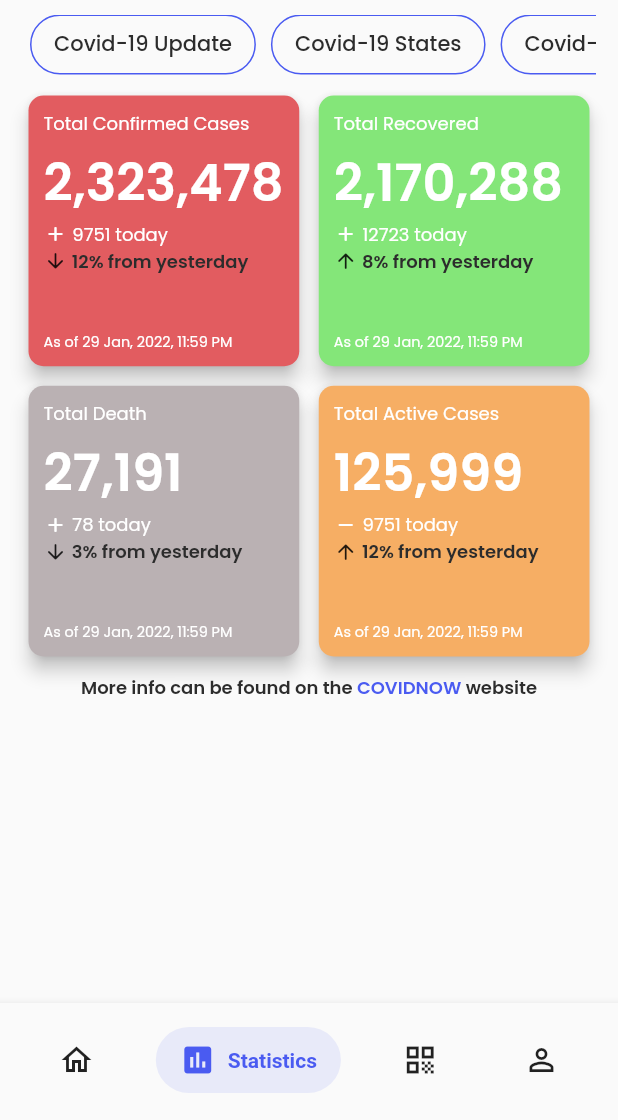
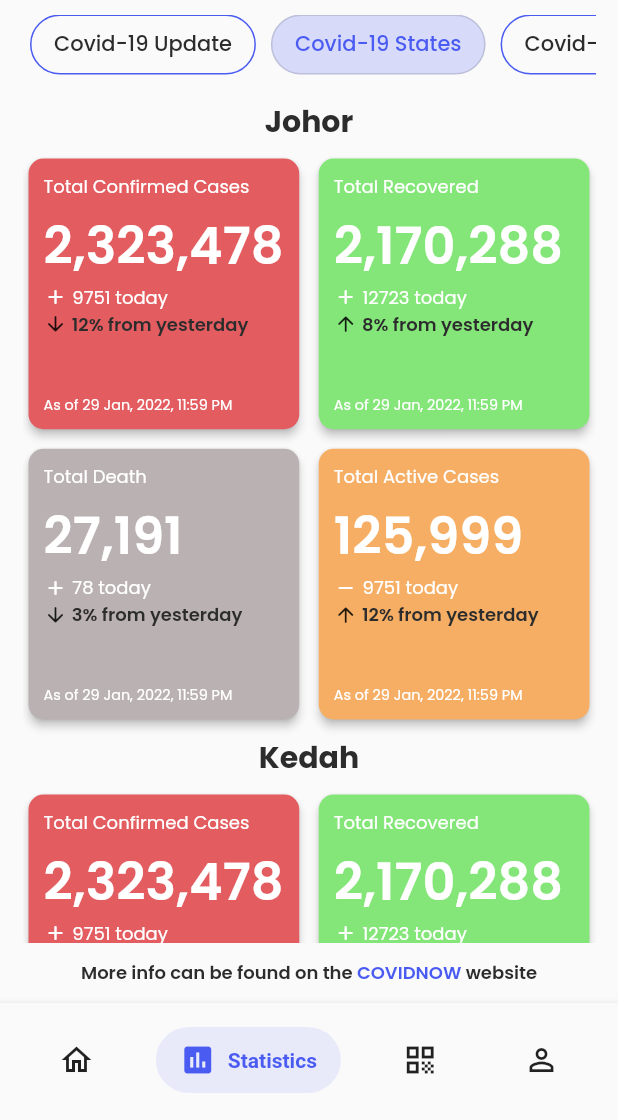
Before and after one commit to saifymatteo/MySejahtera-Plus, a Flutter app: the screen it shows after launch, item 2 of the bottom bar chosen, after a tap on "Covid-19 States", on a phone screen of 412 x 824 dp, the part 116-1236 px from its top. Run offline on Flutter 3.47's test engine with Material 2 defaults, Android fonts, the phone set to English and light mode, and no system bars; drawn by our look-alikes of salomon_bottom_bar; our stand-ins replace dropdown_button2, google_fonts, qr_flutter, responsive_framework; missing offline and left inert: mobile_scanner.

Commit message:
edit bunch of stuff

```diff
--- a/lib/components/button_outline.dart
+++ b/lib/components/button_outline.dart
@@ -5,22 +5,32 @@ class ButtonOutline extends StatelessWidget {
   const ButtonOutline({
     Key? key,
     required this.text,
+    this.isSelected = false,
+    this.onPressed,
   }) : super(key: key);
 
   final String text;
+  final bool isSelected;
+  final void Function()? onPressed;
 
   @override
   Widget build(BuildContext context) {
     return Padding(
       padding: const EdgeInsets.only(left: 5, right: 5),
       child: OutlinedButton(
-        onPressed: () {},
+        onPressed: onPressed,
         child: Text(text),
         style: ButtonStyle(
-          foregroundColor: MaterialStateProperty.all(kDarkGreyColor),
-          side: MaterialStateProperty.all(
-            BorderSide(color: kPrimarySwatch),
-          ),
+          foregroundColor:
+              isSelected ? null : MaterialStateProperty.all(kDarkGreyColor),
+          side: isSelected
+              ? null
+              : MaterialStateProperty.all(
+                  BorderSide(color: kPrimarySwatch),
+                ),
+          backgroundColor: isSelected
+              ? MaterialStateProperty.all(kPrimarySwatch.withOpacity(0.2))
+              : null,
           shape: MaterialStateProperty.all(
             RoundedRectangleBorder(
               borderRadius: BorderRadius.circular(40),
--- a/lib/components/card_statistics.dart
+++ b/lib/components/card_statistics.dart
@@ -28,7 +28,7 @@ class CardStatistics extends StatelessWidget {
   @override
   Widget build(BuildContext context) {
     return Card(
-      elevation: 5,
+      elevation: 2.5,
       color: cardColor,
       shape: RoundedRectangleBorder(
         borderRadius: BorderRadius.circular(10),
--- a/lib/components/card_tools_and_services.dart
+++ b/lib/components/card_tools_and_services.dart
@@ -16,7 +16,7 @@ class CardToolsAndServices extends StatelessWidget {
   @override
   Widget build(BuildContext context) {
     return Card(
-      elevation: 5,
+      elevation: 2,
       shape: RoundedRectangleBorder(borderRadius: BorderRadius.circular(10)),
       child: InkWell(
         onTap: onTap,
--- a/lib/screens/home_screen.dart
+++ b/lib/screens/home_screen.dart
@@ -1,11 +1,13 @@
 import 'package:flutter/material.dart';
 import 'package:google_fonts/google_fonts.dart';
 import 'package:intl/intl.dart';
+import 'package:mysejahtera_plus/components/bottom_sheet_tools_and_services.dart';
 import 'package:mysejahtera_plus/helper/constant.dart';
 import 'package:mysejahtera_plus/components/text_title.dart';
 
 import '../components/button_card_activity_feed.dart';
 import '../components/card_tools_and_services.dart';
+import '../components/text_sub_title.dart';
 
 class HomeScreen extends StatelessWidget {
   HomeScreen({Key? key}) : super(key: key);
@@ -36,16 +38,11 @@ class HomeScreen extends StatelessWidget {
           Row(
             mainAxisAlignment: MainAxisAlignment.spaceBetween,
             children: [
-              Text(
-                'Tools and Services',
-                style: GoogleFonts.poppins(
-                  textStyle: Theme.of(context).textTheme.titleLarge,
-                  color: kDarkGreyColor,
-                  fontWeight: FontWeight.w700,
-                ),
-              ),
+              const TextSubTitle(title: 'Tools and Services'),
               TextButton(
-                onPressed: () {},
+                onPressed: () {
+                  toolsAndServicesBottomSheet(context);
+                },
                 child: Text(
                   'Show all',
                   style: GoogleFonts.poppins(
@@ -59,11 +56,11 @@ class HomeScreen extends StatelessWidget {
           SizedBox(
             height: 210,
             child: GridView.count(
-              crossAxisCount: 3,
+              crossAxisCount: 2,
               mainAxisSpacing: 5,
               crossAxisSpacing: 5,
-              childAspectRatio: 5 / 4,
-              physics: const NeverScrollableScrollPhysics(),
+              childAspectRatio: 5 / 5.9,
+              scrollDirection: Axis.horizontal,
               children: [
                 CardToolsAndServices(
                   text: 'Covid-19\nSelf Test',
@@ -89,19 +86,44 @@ class HomeScreen extends StatelessWidget {
                   text: 'Manage\nDependents',
                   onTap: () {},
                 ),
+                CardToolsAndServices(
+                  text: 'Covid-19\nRisk Status',
+                  onTap: () {},
+                ),
+                CardToolsAndServices(
+                  text: 'Behavioural\nRisk',
+                  onTap: () {},
+                ),
+                CardToolsAndServices(
+                  text: 'Digital\nHealthcare',
+                  onTap: () {},
+                ),
+                CardToolsAndServices(
+                  text: 'From\nTravelling',
+                  onTap: () {},
+                ),
+                CardToolsAndServices(
+                  text: 'Additional\nResources',
+                  onTap: () {},
+                ),
+                CardToolsAndServices(
+                  text: 'SOP\nGuideline',
+                  onTap: () {},
+                ),
+                CardToolsAndServices(
+                  text: 'Helpdesk\nCentre',
+                  onTap: () {},
+                ),
+                CardToolsAndServices(
+                  text: 'Frequently\nAsk Question',
+                  onTap: () {},
+                ),
               ],
             ),
           ),
-          Padding(
-            padding: const EdgeInsets.only(top: 10, bottom: 10),
-            child: Text(
-              'Covid-19 Latest News',
-              style: GoogleFonts.poppins(
-                textStyle: Theme.of(context).textTheme.titleLarge,
-                color: kDarkGreyColor,
-                fontWeight: FontWeight.w700,
-              ),
-            ),
+          const Padding(
+            padding: EdgeInsets.only(top: 10, bottom: 10),
+            child: TextSubTitle(title: 'Covid-19 Latest News'),
           ),
           Expanded(
             child: ListView(
--- a/lib/screens/statistic_screen.dart
+++ b/lib/screens/statistic_screen.dart
@@ -1,18 +1,30 @@
 import 'package:flutter/gestures.dart';
 import 'package:flutter/material.dart';
 import 'package:google_fonts/google_fonts.dart';
+import 'package:mysejahtera_plus/components/statistics_global.dart';
+import 'package:mysejahtera_plus/components/statistics_states.dart';
 import 'package:mysejahtera_plus/helper/constant.dart';
 import 'package:intl/intl.dart';
 
 import '../components/button_outline.dart';
-import '../components/card_statistics.dart';
+import '../components/statistics_updates.dart';
 import '../components/text_title.dart';
 
-class StatisticScreen extends StatelessWidget {
-  StatisticScreen({Key? key}) : super(key: key);
+class StatisticScreen extends StatefulWidget {
+  const StatisticScreen({Key? key}) : super(key: key);
 
+  @override
+  State<StatisticScreen> createState() => _StatisticScreenState();
+}
+
+class _StatisticScreenState extends State<StatisticScreen> {
   // TODO: Rework on the date later
   final DateTime currentDate = DateTime.now();
+
+  int statisticsState = 0;
+  bool isUpdate = true;
+  bool isStates = false;
+  bool isGlobal = false;
 
   @override
   Widget build(BuildContext context) {
@@ -39,67 +51,58 @@ class StatisticScreen extends StatelessWidget {
             margin: const EdgeInsets.only(top: 10, bottom: 10),
             child: ListView(
               scrollDirection: Axis.horizontal,
-              children: const [
-                ButtonOutline(text: 'Covid-19 Update'),
-                ButtonOutline(text: 'Covid-19 States'),
-                ButtonOutline(text: 'Covid-19 Global'),
-              ],
-            ),
-          ),
-          SizedBox(
-            height: 390,
-            child: GridView.count(
-              mainAxisSpacing: 5,
-              crossAxisSpacing: 5,
-              crossAxisCount: 2,
-              physics: const NeverScrollableScrollPhysics(),
               children: [
-                // TODO: Change info based on ButtonOutline.
-                // Maybe can use IndexedState widget.
-                CardStatistics(
-                  cardColor: kStatisticRed,
-                  header: 'Total Confirmed Cases',
-                  totalText: '2,323,478',
-                  plusOrMinus: Icons.add_rounded,
-                  numberTodayText: '9751',
-                  upOrDown: Icons.arrow_downward_rounded,
-                  percentage: '12',
-                  date: '29 Jan, 2022, 11:59 PM',
+                ButtonOutline(
+                  text: 'Covid-19 Update',
+                  isSelected: isUpdate,
+                  onPressed: () {
+                    setState(() {
+                      statisticsState = 0;
+                      isUpdate = true;
+                      isStates = false;
+                      isGlobal = false;
+                    });
+                  },
                 ),
-                CardStatistics(
-                  cardColor: kStatisticGreen,
-                  header: 'Total Recovered',
-                  totalText: '2,170,288',
-                  plusOrMinus: Icons.add_rounded,
-                  numberTodayText: '12723',
-                  upOrDown: Icons.arrow_upward_rounded,
-                  percentage: '8',
-                  date: '29 Jan, 2022, 11:59 PM',
+                ButtonOutline(
+                  text: 'Covid-19 States',
+                  isSelected: isStates,
+                  onPressed: () {
+                    setState(() {
+                      statisticsState = 1;
+                      isUpdate = false;
+                      isStates = true;
+                      isGlobal = false;
+                    });
+                  },
                 ),
-                CardStatistics(
-                  cardColor: kStatisticGrey,
-                  header: 'Total Death',
-                  totalText: '27,191',
-                  plusOrMinus: Icons.add_rounded,
-                  numberTodayText: '78',
-                  upOrDown: Icons.arrow_downward_rounded,
-                  percentage: '3',
-                  date: '29 Jan, 2022, 11:59 PM',
-                ),
-                CardStatistics(
-                  cardColor: kStatisticOrange,
-                  header: 'Total Active Cases',
-                  totalText: '125,999',
-                  plusOrMinus: Icons.remove_rounded,
-                  numberTodayText: '9751',
-                  upOrDown: Icons.arrow_upward_rounded,
-                  percentage: '12',
-                  date: '29 Jan, 2022, 11:59 PM',
+                ButtonOutline(
+                  text: 'Covid-19 Global',
+                  isSelected: isGlobal,
+                  onPressed: () {
+                    setState(() {
+                      statisticsState = 2;
+                      isUpdate = false;
+                      isStates = false;
+                      isGlobal = true;
+                    });
+                  },
                 ),
               ],
             ),
           ),
-          Align(
+          Expanded(
+            child: IndexedStack(
+              index: statisticsState,
+              children: const [
+                StatisticsUpdates(),
+                StatisticsStates(),
+                StatisticsGlobal()
+              ],
+            ),
+          ),
+          Container(
+            height: 40,
             alignment: Alignment.center,
             child: RichText(
               text: TextSpan(
```
Also changed, not shown: lib/screens/check_in_details_screen.dart (+25 -102 lines), lib/components/bottom_sheet_check_in_qr.dart (indentation only).
